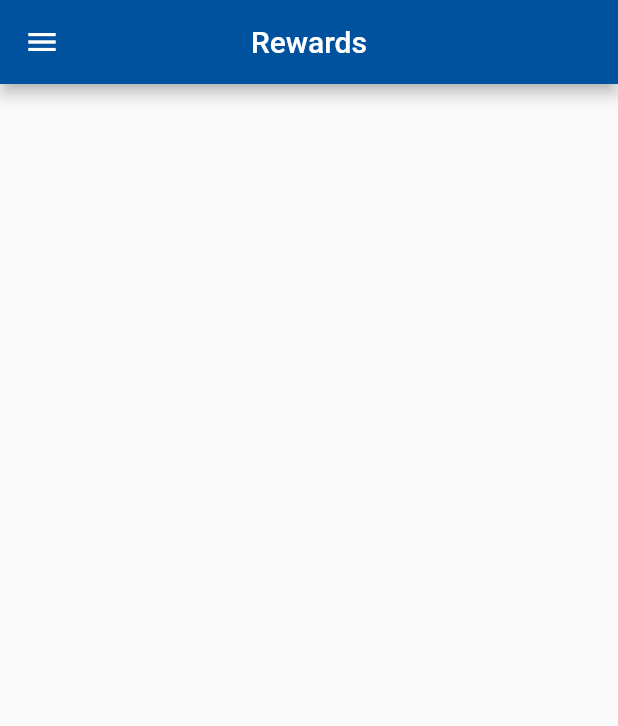
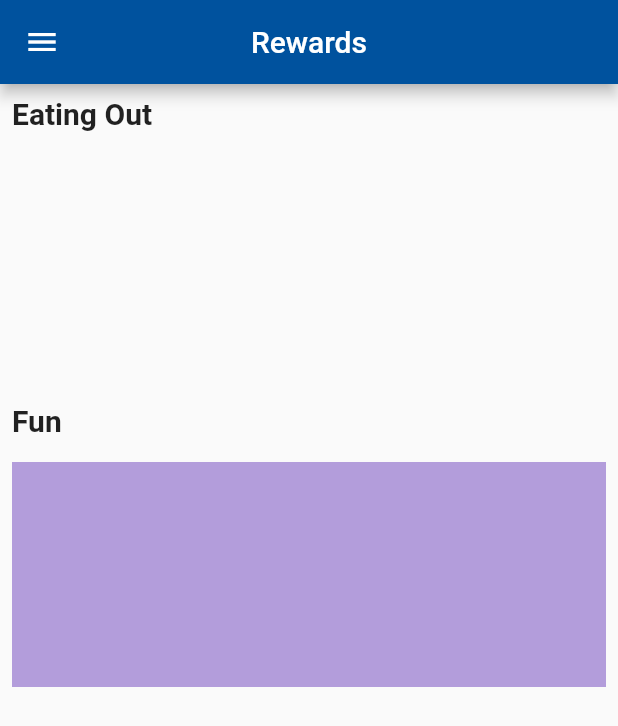
Before and after one commit to bhumika14afk/testing, a Flutter app: the Rewards screen opened directly, on a phone screen of 412 x 824 dp. Shown: the top 726 px of the screen. Run offline on Flutter 3.47's test engine with Material 2 defaults, Android fonts, the phone set to English and light mode, and no system bars; our stand-ins replace font_awesome_flutter; missing offline and left inert: avatars, linear_progress_bar; network calls fail.

Commit message:
Rewards edited

```diff
--- a/tesco/lib/screens/rewards_screen.dart
+++ b/tesco/lib/screens/rewards_screen.dart
@@ -1,4 +1,3 @@
-import 'package:flutter/cupertino.dart';
 import 'package:flutter/material.dart';
 import 'NavBar.dart';
 
@@ -19,6 +18,40 @@ class _RewardsState extends State<Rewards> {
         centerTitle: true,
         title: Text("Rewards"),
       ),
+      body: ListView(
+        children: [
+          Padding(
+            padding: const EdgeInsets.all(8.0),
+            child: Text(
+              "Eating Out",
+              style: TextStyle(fontSize: 20, fontWeight: FontWeight.bold),
+            ),
+          ),
+          Padding(
+            padding: const EdgeInsets.all(8),
+            child: Row(
+              children: [
+                Container(
+                  child: Column(),
+                  height: 150,
+                  width: 150,
+                ),
+              ],
+            ),
+          ),
+          Padding(
+              padding: const EdgeInsets.all(8),
+              child: Text("Fun",
+                  style: TextStyle(fontSize: 20, fontWeight: FontWeight.bold))),
+          Padding(
+            padding: const EdgeInsets.all(8),
+            child: Container(
+              height: 150,
+              color: Colors.deepPurple[200],
+            ),
+          ),
+        ],
+      ),
     );
   }
 }
```
